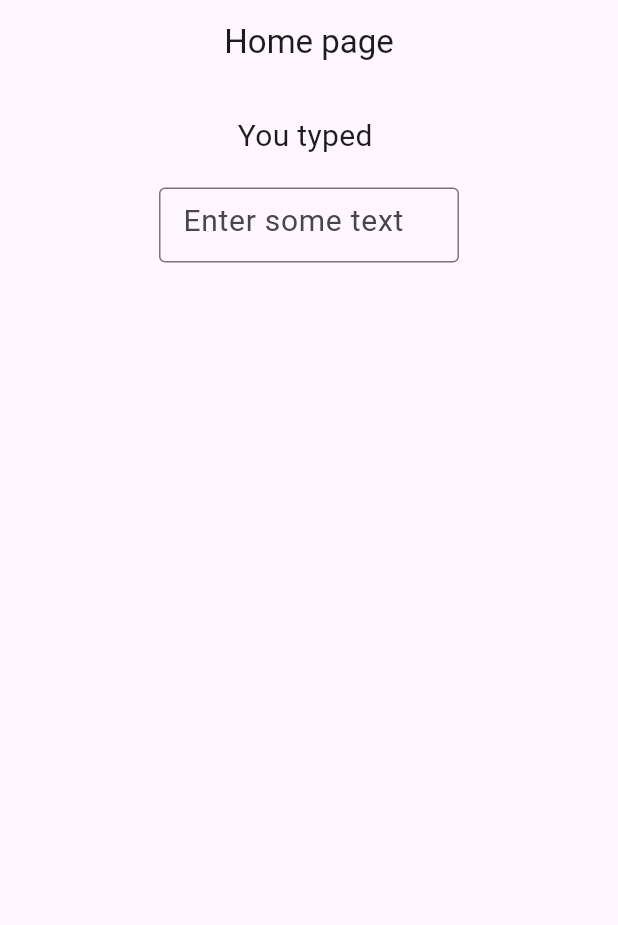
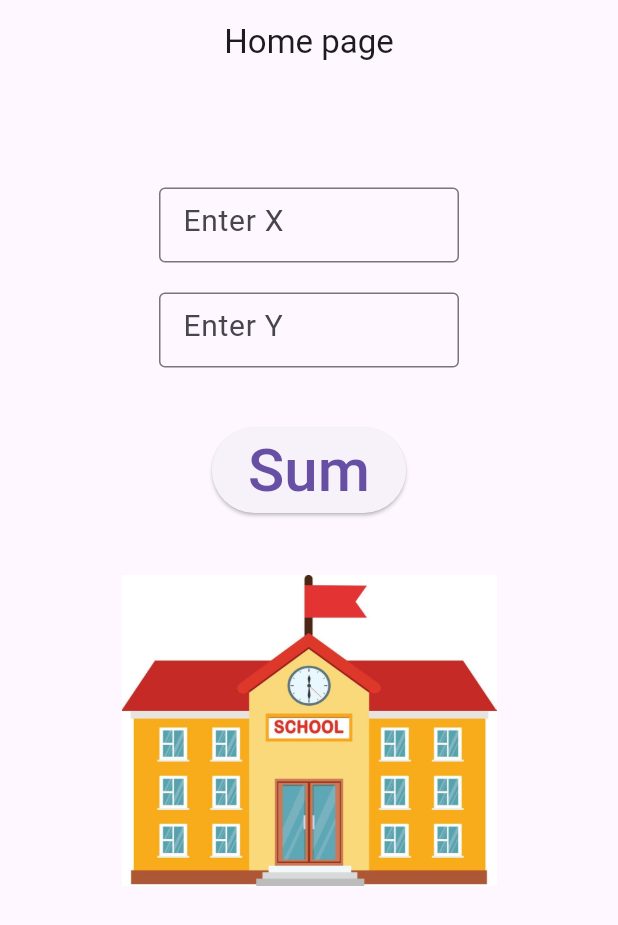
Before and after one commit to alichoumane/flutter_stateful_widget, a Flutter app: the screen it shows after launch, on a phone screen of 412 x 824 dp. Shown: the top 925 px of the screen. Run offline on Flutter 3.47's test engine with Material 3 defaults, Android fonts, the light colour scheme and no system bars.

Commit message:
app with images in assets folder

```diff
--- a/lib/home.dart
+++ b/lib/home.dart
@@ -9,11 +9,46 @@
 
 class _HomeState extends State<Home> {
   String _text = '';
+  double _x = -1;
+  double _y = -1;
 
-  void updateText(String text) {
+  String _image = "assets/image1.jpg";
+
+  // List of available images
+  List<String> _images = [
+    'assets/image1.jpg',
+    'assets/image2.jpg',
+    'assets/image3.jpg',
+    'assets/image4.png',
+  ];
+
+  static int counter = 1;
+
+  void updateText() {
     setState(() {
-      _text = text;
+      if (_x == -1 || _y == -1) {
+        _text = 'Please fill all fields';
+      } else {
+        _text = "Sum = " + (_x + _y).toString();
+        _image = _images[(counter++) % _images.length];
+      }
     });
+  }
+
+  void updateX(String x) {
+    if (x.trim() == '') {
+      _x = -1;
+    } else {
+      _x = double.parse(x);
+    }
+  }
+
+  void updateY(String y) {
+    if (y.trim() == '') {
+      _y = -1;
+    } else {
+      _y = double.parse(y);
+    }
   }
 
   @override
@@ -24,9 +59,22 @@
         child: Column(
           children: [
             const SizedBox(height: 20.0),
-            Text('You typed $_text', style: TextStyle(fontSize: 20)),
+            Text('$_text', style: TextStyle(fontSize: 20)),
             const SizedBox(height: 20.0),
-            MyTextField(f: updateText, hint: "Enter some text"),
+            MyTextField(f: updateX, hint: "Enter X"),
+            const SizedBox(height: 20.0),
+            MyTextField(f: updateY, hint: "Enter Y"),
+            const SizedBox(height: 20.0),
+            Container(
+              margin: EdgeInsets.all(20.0),
+              child: ElevatedButton(
+                onPressed: () {
+                  updateText();
+                },
+                child: Text("Sum", style: TextStyle(fontSize: 40)),
+              ),
+            ),
+            Image.asset(_image, width: 250.0, height: 250.0),
           ],
         ),
       ),
```
Also changed, not shown: pubspec.yaml (+5 -3 lines), assets/image1.jpg (added), assets/image2.jpg (added), assets/image3.jpg (added), assets/image4.png (added).
